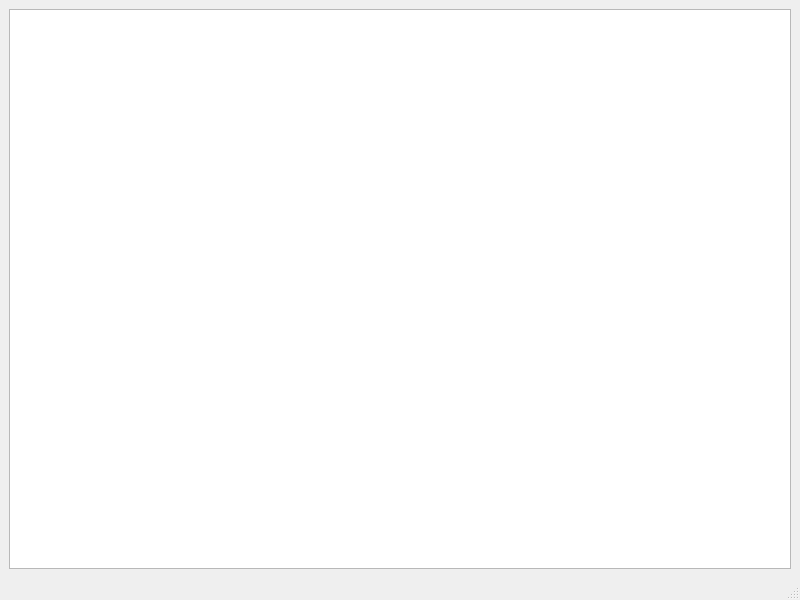
Before: the Qt Designer form main.ui in bekov001/coffee, drawn with Qt 5.
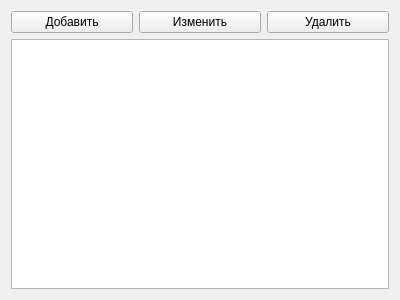
After: the same form once the commit is applied.

What changed in the file:
```diff
--- a/main.ui
+++ b/main.ui
@@ -1,36 +1,48 @@
 <?xml version="1.0" encoding="UTF-8"?>
 <ui version="4.0">
- <class>MainWindow</class>
- <widget class="QMainWindow" name="MainWindow">
+ <class>Form</class>
+ <widget class="QWidget" name="Form">
   <property name="geometry">
    <rect>
     <x>0</x>
     <y>0</y>
-    <width>800</width>
-    <height>600</height>
+    <width>400</width>
+    <height>300</height>
    </rect>
   </property>
   <property name="windowTitle">
    <string>MainWindow</string>
   </property>
-  <widget class="QWidget" name="centralwidget">
-   <layout class="QVBoxLayout" name="verticalLayout">
-    <item>
-     <widget class="QTableWidget" name="tableWidget"/>
-    </item>
-   </layout>
-  </widget>
-  <widget class="QMenuBar" name="menubar">
-   <property name="geometry">
-    <rect>
-     <x>0</x>
-     <y>0</y>
-     <width>800</width>
-     <height>21</height>
-    </rect>
-   </property>
-  </widget>
-  <widget class="QStatusBar" name="statusbar"/>
+  <layout class="QVBoxLayout" name="verticalLayout">
+   <item>
+    <layout class="QHBoxLayout" name="horizontalLayout">
+     <item>
+      <widget class="QPushButton" name="pushButton">
+       <property name="text">
+        <string>Добавить</string>
+       </property>
+      </widget>
+     </item>
+     <item>
+      <widget class="QPushButton" name="pushButton_2">
+       <property name="text">
+        <string>Изменить</string>
+       </property>
+      </widget>
+     </item>
+     <item>
+      <widget class="QPushButton" name="pushButton_3">
+       <property name="text">
+        <string>Удалить</string>
+       </property>
+      </widget>
+     </item>
+    </layout>
+   </item>
+   <item>
+    <widget class="QTableWidget" name="tableWidget"/>
+   </item>
+  </layout>
  </widget>
  <resources/>
  <connections/>
```
Left out of the diff: 2 changed lines with no effect on the pictures.
